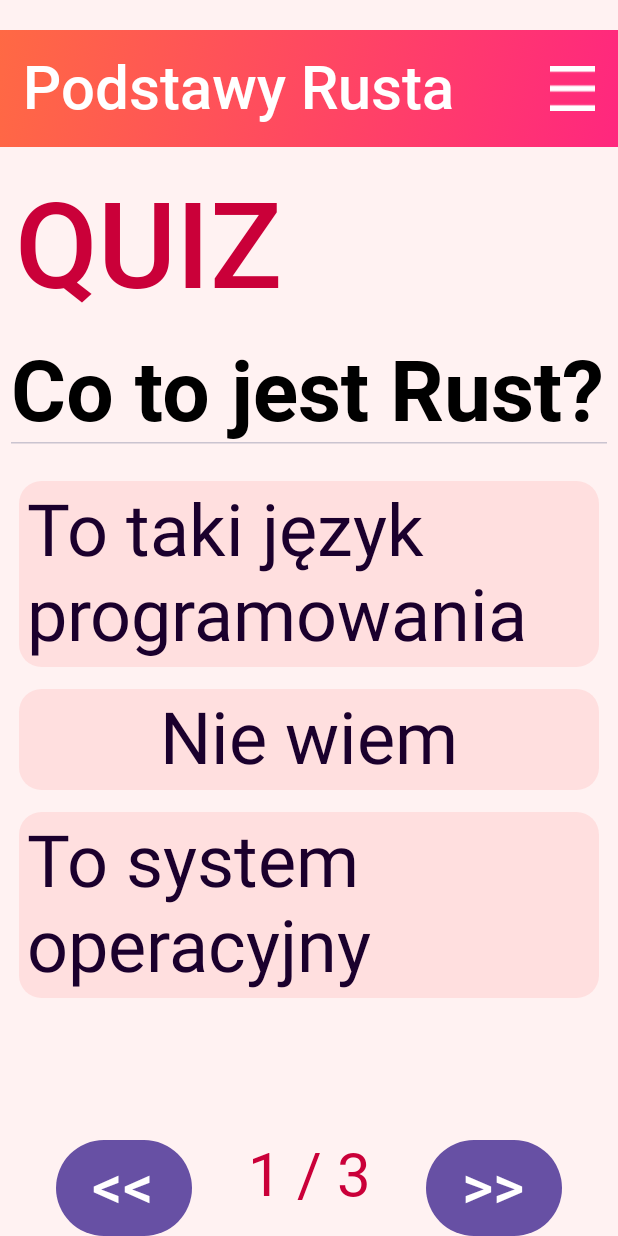
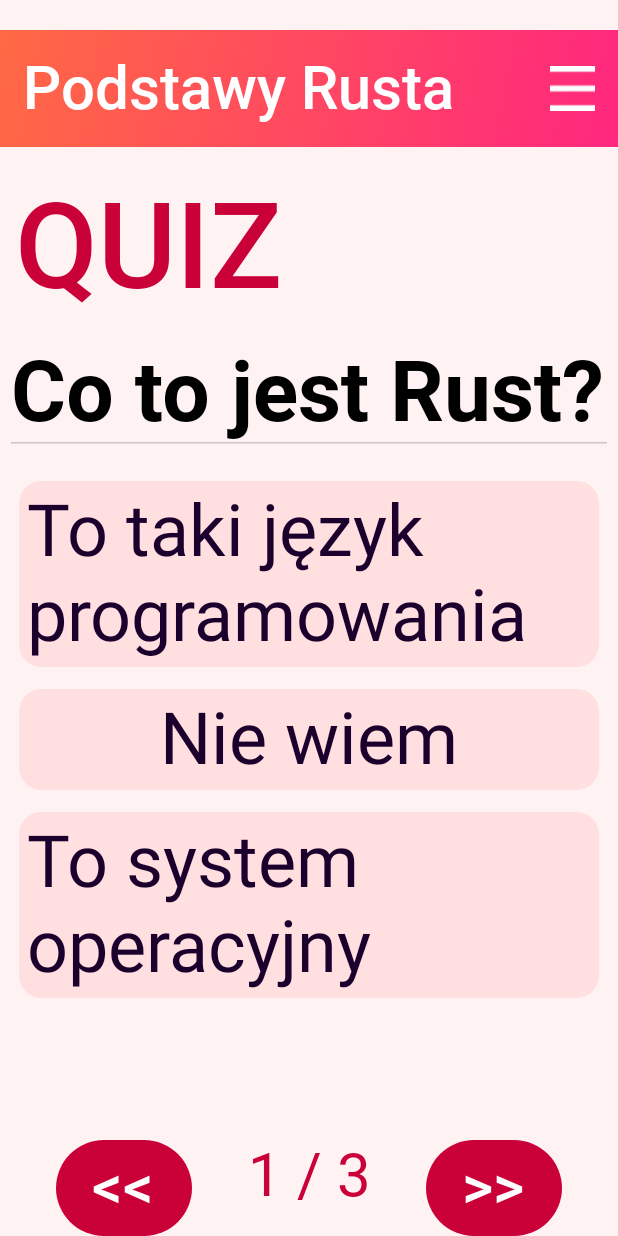
Before and after one commit to emo-mruczek/PathMaster, an Android app built with Jetpack Compose: the screen it shows after launch (CourseActivity), after a tap on "Podstawy Rusta", on a phone screen of 412 x 824 dp. Run offline under Robolectric (Android 15) with nearby library versions, the light colour scheme and no system bars.

Commit message:
add proper colors to buttons

```diff
--- a/app/src/main/java/pl/asiaki/pathmaster/CourseActivity.kt
+++ b/app/src/main/java/pl/asiaki/pathmaster/CourseActivity.kt
@@ -20,6 +20,7 @@ import androidx.compose.foundation.lazy.LazyColumn
 import androidx.compose.foundation.lazy.itemsIndexed
 import androidx.compose.foundation.shape.RoundedCornerShape
 import androidx.compose.material3.Button
+import androidx.compose.material3.ButtonColors
 import androidx.compose.material3.HorizontalDivider
 import androidx.compose.material3.RadioButton
 import androidx.compose.material3.Text
@@ -137,12 +138,17 @@ fun QuestionPicker(
         Button(
             onClick = {
                 onMove(-1)
-            }
+            },
+            colors = ButtonColors(
+                contentColor = White,
+                containerColor = Red,
+                disabledContentColor = Color.Gray,
+                disabledContainerColor = Color.Black,
+            )
         ) {
             Text(
                 text = "<<",
                 fontSize = 5.em,
-                color = White,
             )
         }
 
@@ -157,12 +163,17 @@ fun QuestionPicker(
         Button(
             onClick = {
                 onMove(1)
-            }
+            },
+            colors = ButtonColors(
+                contentColor = White,
+                containerColor = Red,
+                disabledContentColor = Color.Gray,
+                disabledContainerColor = Color.Black,
+            )
         ) {
             Text(
                 text = ">>",
                 fontSize = 5.em,
-                color = White,
             )
         }
     }
```
